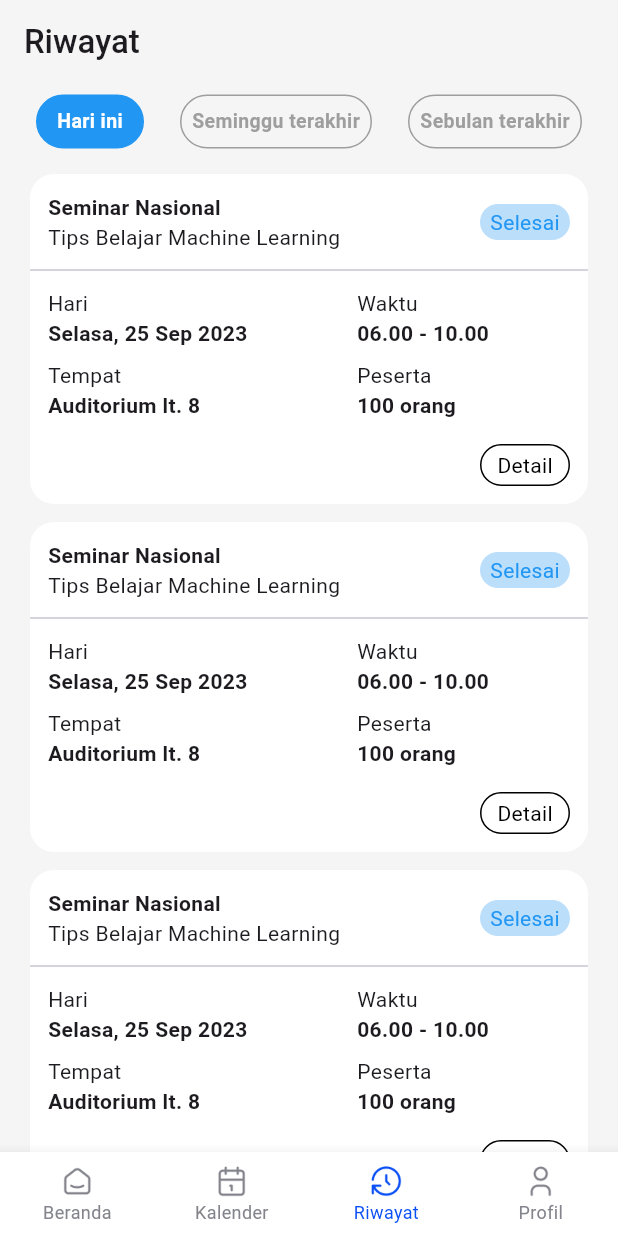
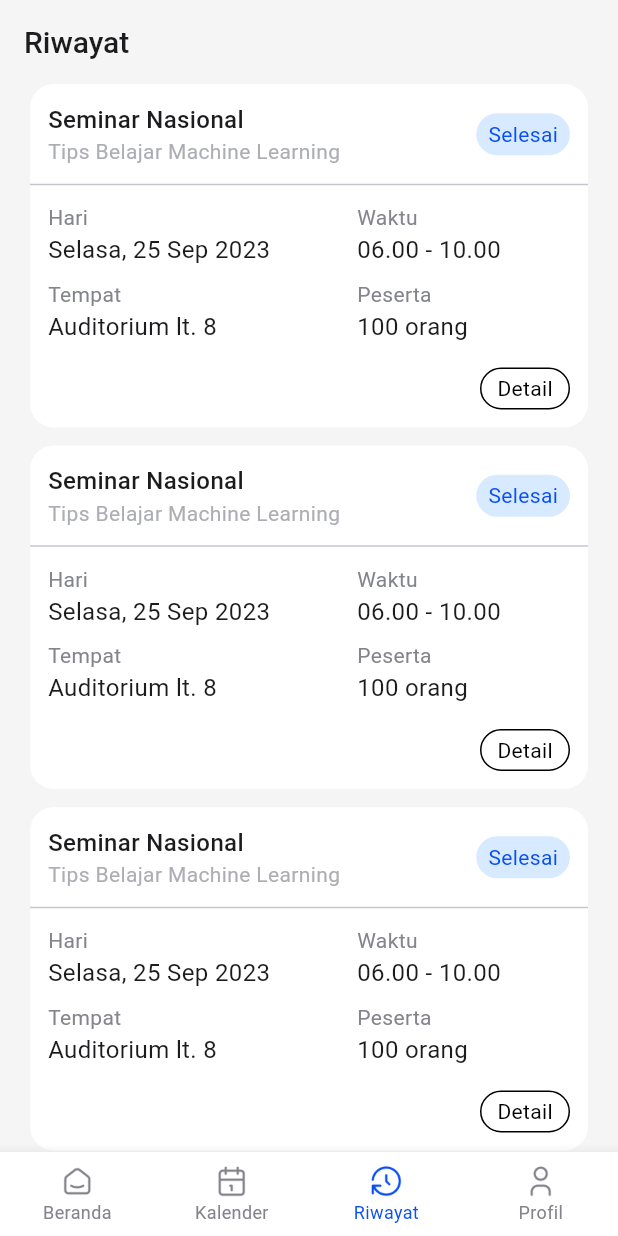
Before and after one commit to ChamillatulLuqianaAgustin/face_count, a Flutter app: the screen it shows once a user with an empty profile is signed in, item 3 of the bottom bar chosen, on a phone screen of 412 x 824 dp. Run offline on Flutter 3.47's test engine with Material 3 defaults, Android fonts, the phone set to English and light mode, and no system bars; our stand-ins replace equatable, firebase_auth, firebase_core, flutter_bloc, image_picker; accounts and stored records are empty; Roboto replaces fonts that are missing (SFProDisplay).

Commit message:
mod: riwayat page based on UI design

```diff
--- a/lib/features/riwayat/riwayat_page.dart
+++ b/lib/features/riwayat/riwayat_page.dart
@@ -1,3 +1,4 @@
+import 'package:face_count/configs/theme.dart';
 import 'package:flutter/material.dart';
 import 'package:face_count/features/riwayat/widgets/tab_bar.dart';
 import 'package:face_count/features/riwayat/widgets/tab_bar_item.dart';
@@ -18,12 +19,15 @@ class _RiwayatPageState extends State<RiwayatPage> {
   Widget build(BuildContext context) {
     return SafeArea(
       child: Scaffold(
-        backgroundColor: Colors.grey[100],
+        backgroundColor: Colors.transparent,
         appBar: AppBar(
           backgroundColor: Colors.grey[100],
-          title: const Text(
+          title: Text(
             'Riwayat',
-            style: TextStyle(fontWeight: FontWeight.w500),
+            style: mediumTS.copyWith(
+              fontSize: 20,
+              color: neutral950,
+            ),
           ),
         ),
         body: Stack(
@@ -40,35 +44,6 @@ class _RiwayatPageState extends State<RiwayatPage> {
                 Center(child: Text('3')),
               ],
             ),
-            TopTabBar(
-                items: [
-                  TabBarItem(
-                    index: 0,
-                    isSelected: selectedPage == 0,
-                    title: 'Hari ini',
-                    width: 72,
-                  ),
-                  TabBarItem(
-                    index: 1,
-                    isSelected: selectedPage == 1,
-                    title: 'Seminggu terakhir',
-                    width: 128,
-                  ),
-                  TabBarItem(
-                    index: 2,
-                    isSelected: selectedPage == 2,
-                    title: 'Sebulan terakhir',
-                    width: 116,
-                  ),
-                ],
-                onTap: (index) {
-                  selectedPage = index;
-
-                  pageController.animateToPage(selectedPage,
-                      duration: const Duration(milliseconds: 100),
-                      curve: Curves.easeInOut);
-                },
-                selectedIndex: 0)
           ],
         ),
       ),
--- a/lib/features/riwayat/widgets/card_custom.dart
+++ b/lib/features/riwayat/widgets/card_custom.dart
@@ -1,3 +1,4 @@
+import 'package:face_count/configs/theme.dart';
 import 'package:flutter/material.dart';
 
 class CardCustom extends StatelessWidget {
@@ -8,11 +9,9 @@ class CardCustom extends StatelessWidget {
     return Container(
       padding: const EdgeInsets.symmetric(vertical: 12),
       margin: const EdgeInsets.symmetric(horizontal: 20),
-      width: double.infinity,
-      height: 220,
       decoration: BoxDecoration(
         borderRadius: BorderRadius.circular(16),
-        color: Colors.white,
+        color: neutral0,
       ),
       child: Column(
         children: [
@@ -21,28 +20,40 @@ class CardCustom extends StatelessWidget {
             child: Row(
               mainAxisAlignment: MainAxisAlignment.spaceBetween,
               children: [
-                const Column(
+                Column(
                   crossAxisAlignment: CrossAxisAlignment.start,
                   children: [
                     Text(
                       'Seminar Nasional',
-                      style: TextStyle(fontWeight: FontWeight.w700),
+                      style: mediumTS.copyWith(
+                        fontSize: 16,
+                        color: neutral950,
+                      ),
                     ),
-                    Text('Tips Belajar Machine Learning'),
+                    Text(
+                      'Tips Belajar Machine Learning',
+                      style: regularTS.copyWith(
+                        color: neutral300,
+                      ),
+                    ),
                   ],
                 ),
                 Container(
-                  width: 60,
-                  height: 24,
+                  padding: EdgeInsets.symmetric(
+                    horizontal: 8,
+                    vertical: 4,
+                  ),
                   decoration: BoxDecoration(
-                    color: Colors.blue[100],
+                    color: primary100,
                     borderRadius: BorderRadius.circular(40),
                   ),
-                  child: const Align(
+                  child: Align(
                     alignment: Alignment.center,
                     child: Text(
                       'Selesai',
-                      style: TextStyle(color: Colors.blue),
+                      style: regularTS.copyWith(
+                        color: primaryBase,
+                      ),
                     ),
                   ),
                 ),
@@ -62,26 +73,42 @@ class CardCustom extends StatelessWidget {
               children: [
                 SizedBox(
                   width: MediaQuery.of(context).size.width / 2,
-                  child: const Column(
+                  child: Column(
                     crossAxisAlignment: CrossAxisAlignment.start,
                     children: [
-                      Text('Hari'),
+                      Text(
+                        'Hari',
+                        style: regularTS.copyWith(
+                          color: neutral400,
+                        ),
+                      ),
                       Text(
                         'Selasa, 25 Sep 2023',
-                        style: TextStyle(fontWeight: FontWeight.w600),
+                        style: regularTS.copyWith(
+                          fontSize: 16,
+                          color: neutral950,
+                        ),
                       ),
                     ],
                   ),
                 ),
                 SizedBox(
                   width: MediaQuery.of(context).size.width / 2 - 64,
-                  child: const Column(
+                  child: Column(
                     crossAxisAlignment: CrossAxisAlignment.start,
                     children: [
-                      Text('Waktu'),
+                      Text(
+                        'Waktu',
+                        style: regularTS.copyWith(
+                          color: neutral400,
+                        ),
+                      ),
                       Text(
                         '06.00 - 10.00',
-                        style: TextStyle(fontWeight: FontWeight.w600),
+                        style: regularTS.copyWith(
+                          fontSize: 16,
+                          color: neutral950,
+                        ),
                       ),
                     ],
                   ),
@@ -98,26 +125,42 @@ class CardCustom extends StatelessWidget {
               children: [
                 SizedBox(
                   width: MediaQuery.of(context).size.width / 2,
-                  child: const Column(
+                  child: Column(
                     crossAxisAlignment: CrossAxisAlignment.start,
                     children: [
-                      Text('Tempat'),
+                      Text(
+                        'Tempat',
+                        style: regularTS.copyWith(
+                          color: neutral400,
+                        ),
+                      ),
                       Text(
                         'Auditorium lt. 8',
-                        style: TextStyle(fontWeight: FontWeight.w600),
+                        style: regularTS.copyWith(
+                          fontSize: 16,
+                          color: neutral950,
+                        ),
                       ),
                     ],
                   ),
                 ),
                 SizedBox(
                   width: MediaQuery.of(context).size.width / 2 - 64,
-                  child: const Column(
+                  child: Column(
                     crossAxisAlignment: CrossAxisAlignment.start,
                     children: [
-                      Text('Peserta'),
+                      Text(
+                        'Peserta',
+                        style: regularTS.copyWith(
+                          color: neutral400,
+                        ),
+                      ),
                       Text(
                         '100 orang',
-                        style: TextStyle(fontWeight: FontWeight.w600),
+                        style: regularTS.copyWith(
+                          fontSize: 16,
+                          color: neutral950,
+                        ),
                       ),
                     ],
                   ),
--- a/lib/features/riwayat/widgets/list_card.dart
+++ b/lib/features/riwayat/widgets/list_card.dart
@@ -14,12 +14,12 @@ class ListCard extends StatelessWidget {
       },
       itemCount: 10,
       itemBuilder: (context, index) {
-        if (index == 0) {
-          return const Padding(
-            padding: EdgeInsets.only(top: 60),
-            child: CardCustom(),
-          );
-        }
+        // if (index == 0) {
+        //   return const Padding(
+        //     padding: EdgeInsets.only(top: 60),
+        //     child: CardCustom(),
+        //   );
+        // }
         return const CardCustom();
       },
     );
```
